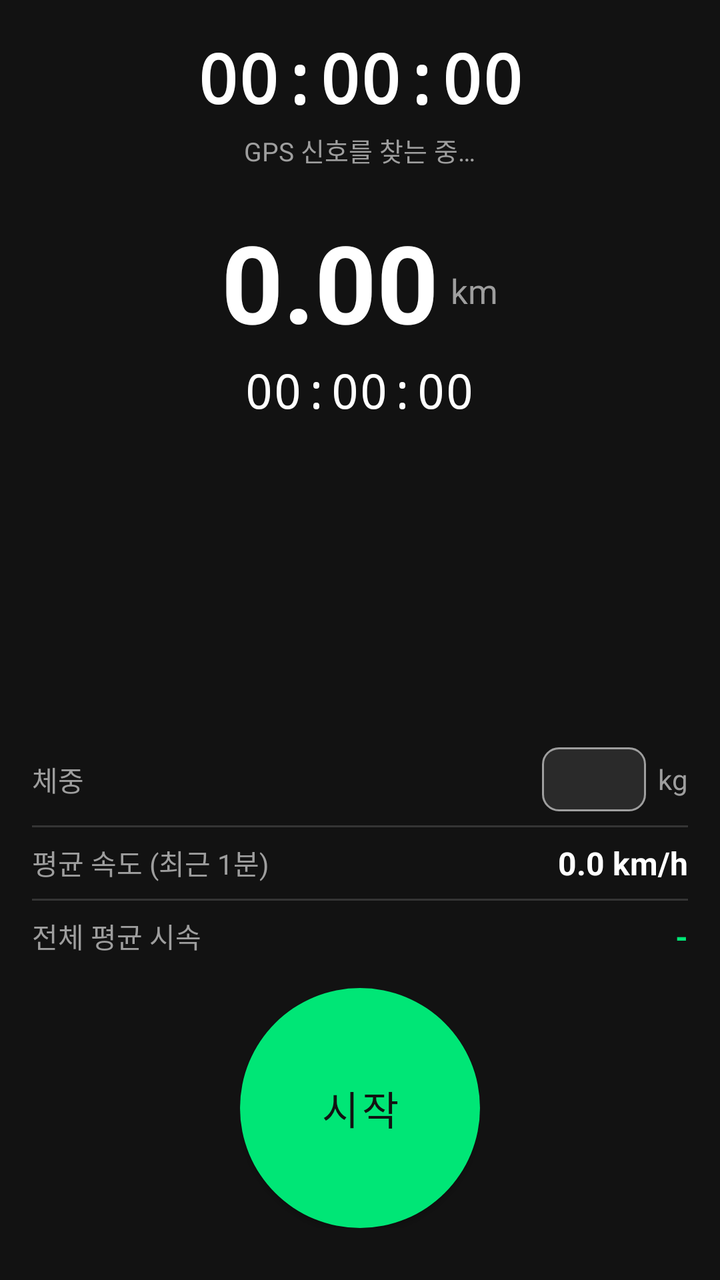
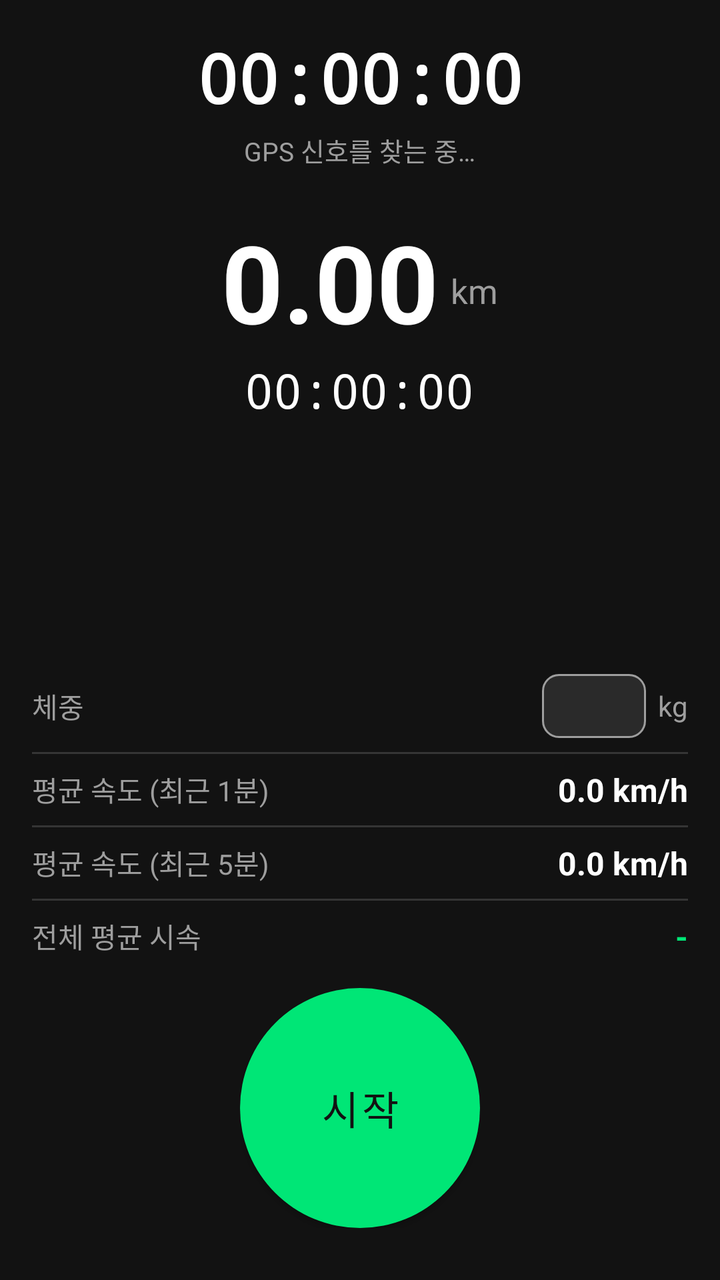

Compare the two renders of this Android layout. The source of the first and the diff that turns it into the second are given below.
<!-- AndroidManifest.xml: application theme Theme.ForianyuRunner -->
<!-- res/layout/activity_main.xml -->
<?xml version="1.0" encoding="utf-8"?>
<androidx.constraintlayout.widget.ConstraintLayout xmlns:android="http://schemas.android.com/apk/res/android"
    xmlns:app="http://schemas.android.com/apk/res-auto"
    android:layout_width="match_parent"
    android:layout_height="match_parent"
    android:background="@color/bg_top"
    android:fitsSystemWindows="true"
    android:padding="16dp">

    <ScrollView
        android:id="@+id/contentScroll"
        android:layout_width="match_parent"
        android:layout_height="0dp"
        android:layout_marginBottom="8dp"
        android:clipToPadding="false"
        android:fillViewport="true"
        android:scrollbars="none"
        app:layout_constraintTop_toTopOf="parent"
        app:layout_constraintBottom_toTopOf="@id/bottomButtonRow"
        app:layout_constraintStart_toStartOf="parent"
        app:layout_constraintEnd_toEndOf="parent">

    <LinearLayout
        android:id="@+id/contentColumn"
        android:layout_width="match_parent"
        android:layout_height="match_parent"
        android:orientation="vertical"
        android:gravity="center_horizontal">

        
        <LinearLayout
            android:layout_width="wrap_content"
            android:layout_height="wrap_content"
            android:gravity="center_horizontal"
            android:orientation="vertical">

            <TextView
                android:id="@+id/currentTimeText"
                android:layout_width="wrap_content"
                android:layout_height="wrap_content"
                android:fontFamily="monospace"
                android:text="00:00:00"
                android:textColor="@color/text_primary"
                android:textSize="34sp"
                android:textStyle="bold" />

            <TextView
                android:id="@+id/statusText"
                android:layout_width="wrap_content"
                android:layout_height="wrap_content"
                android:layout_marginTop="4dp"
                android:gravity="center"
                android:text="@string/waiting_for_gps"
                android:textColor="@color/text_secondary"
                android:textSize="13sp" />
        </LinearLayout>

        
        <LinearLayout
            android:layout_width="wrap_content"
            android:layout_height="wrap_content"
            android:layout_marginTop="20dp"
            android:gravity="center_horizontal"
            android:orientation="vertical">

            <LinearLayout
                android:layout_width="wrap_content"
                android:layout_height="wrap_content"
                android:gravity="bottom"
                android:orientation="horizontal">

                <TextView
                    android:id="@+id/distanceValueText"
                    android:layout_width="wrap_content"
                    android:layout_height="wrap_content"
                    android:text="0.00"
                    android:textColor="@color/text_primary"
                    android:textSize="54sp"
                    android:textStyle="bold" />

                <TextView
                    android:id="@+id/distanceUnitText"
                    android:layout_width="wrap_content"
                    android:layout_height="wrap_content"
                    android:layout_marginStart="6dp"
                    android:layout_marginBottom="10dp"
                    android:text="@string/distance_unit"
                    android:textColor="@color/text_secondary"
                    android:textSize="17sp" />
            </LinearLayout>

            <TextView
                android:id="@+id/timeValueText"
                android:layout_width="wrap_content"
                android:layout_height="wrap_content"
                android:layout_marginTop="2dp"
                android:fontFamily="monospace"
                android:text="00:00:00"
                android:textColor="@color/text_primary"
                android:textSize="24sp" />
        </LinearLayout>

        
        <LinearLayout
            android:id="@+id/stageCard"
            android:layout_width="match_parent"
            android:layout_height="wrap_content"
            android:layout_marginTop="22dp"
            android:background="@drawable/bg_card"
            android:orientation="vertical"
            android:padding="10dp"
            android:visibility="gone">

            <LinearLayout
                android:layout_width="match_parent"
                android:layout_height="wrap_content"
                android:orientation="horizontal">

                <TextView style="@style/StageHeadFirst" android:text="@string/stage_col_label" />
                <TextView style="@style/StageHead" android:text="@string/stage_col_start" />
                <TextView style="@style/StageHead" android:text="@string/stage_col_end" />
                <TextView style="@style/StageHead" android:text="@string/stage_col_duration" />
                <TextView style="@style/StageHead" android:text="@string/stage_col_distance" />
                <TextView style="@style/StageHead" android:text="@string/stage_col_speed" />
            </LinearLayout>

            <LinearLayout
                android:id="@+id/prevStageRow"
                android:layout_width="match_parent"
                android:layout_height="wrap_content"
                android:layout_marginTop="4dp"
                android:orientation="horizontal"
                android:visibility="gone">

                <TextView
                    style="@style/StageCellFirst"
                    android:text="@string/stage_prev_label"
                    android:textColor="@color/text_secondary" />
                <TextView android:id="@+id/prevStageStartText" style="@style/StageCell" />
                <TextView android:id="@+id/prevStageEndText" style="@style/StageCell" />
                <TextView android:id="@+id/prevStageDurationText" style="@style/StageCell" />
                <TextView android:id="@+id/prevStageDistanceText" style="@style/StageCell" />
                <TextView android:id="@+id/prevStageSpeedText" style="@style/StageCell" />
            </LinearLayout>

            <LinearLayout
                android:id="@+id/currentStageRow"
                android:layout_width="match_parent"
                android:layout_height="wrap_content"
                android:layout_marginTop="4dp"
                android:background="@drawable/bg_stage_current"
                android:orientation="horizontal"
                android:paddingTop="4dp"
                android:paddingBottom="4dp">

                <TextView
                    style="@style/StageCellFirst"
                    android:text="@string/stage_current_label"
                    android:textColor="@color/accent" />
                <TextView
                    android:id="@+id/currentStageStartText"
                    style="@style/StageCell"
                    android:textColor="@color/accent" />
                <TextView
                    style="@style/StageCell"
                    android:text="@string/stage_in_progress"
                    android:textColor="@color/accent" />
                <TextView
                    android:id="@+id/currentStageDurationText"
                    style="@style/StageCell"
                    android:textColor="@color/accent" />
                <TextView
                    android:id="@+id/currentStageDistanceText"
                    style="@style/StageCell"
                    android:textColor="@color/accent" />
                <TextView
                    android:id="@+id/currentStageSpeedText"
                    style="@style/StageCell"
                    android:textColor="@color/accent" />
            </LinearLayout>
        </LinearLayout>

        <Space
            android:layout_width="0dp"
            android:layout_height="0dp"
            android:layout_weight="1" />

        
        <LinearLayout
            android:layout_width="match_parent"
            android:layout_height="wrap_content"
            android:orientation="vertical">

            <LinearLayout
                android:layout_width="match_parent"
                android:layout_height="wrap_content"
                android:gravity="center_vertical"
                android:orientation="horizontal"
                android:paddingTop="7dp"
                android:paddingBottom="7dp">

                <TextView
                    android:layout_width="0dp"
                    android:layout_height="wrap_content"
                    android:layout_weight="1"
                    android:text="@string/weight_label"
                    android:textColor="@color/text_secondary"
                    android:textSize="14sp" />

                <EditText
                    android:id="@+id/weightInput"
                    android:layout_width="52dp"
                    android:layout_height="32dp"
                    android:background="@drawable/bg_pill_stroke"
                    android:gravity="center"
                    android:imeOptions="actionDone"
                    android:inputType="number"
                    android:maxLength="3"
                    android:paddingStart="2dp"
                    android:paddingEnd="2dp"
                    android:textColor="@color/text_primary"
                    android:textSize="14sp" />

                <TextView
                    android:layout_width="wrap_content"
                    android:layout_height="wrap_content"
                    android:layout_marginStart="6dp"
                    android:text="@string/weight_unit"
                    android:textColor="@color/text_secondary"
                    android:textSize="14sp" />
            </LinearLayout>

            <View style="@style/TableDivider" />

            <LinearLayout style="@style/TableRow">

                <TextView
                    style="@style/TableLabel"
                    android:text="@string/avg_speed_label" />

                <TextView
                    android:id="@+id/avgSpeedValueText"
                    style="@style/TableValue"
                    android:text="0.0 km/h" />
            </LinearLayout>

            <View style="@style/TableDivider" />

            <LinearLayout style="@style/TableRow">

                <TextView
                    style="@style/TableLabel"
                    android:text="@string/overall_avg_speed_label" />

                <TextView
                    android:id="@+id/overallAvgSpeedValueText"
                    style="@style/TableValue"
                    android:textColor="@color/accent"
                    android:text="-" />
            </LinearLayout>
        </LinearLayout>
    </LinearLayout>
    </ScrollView>

    <LinearLayout
        android:id="@+id/bottomButtonRow"
        android:layout_width="wrap_content"
        android:layout_height="wrap_content"
        android:layout_marginBottom="10dp"
        android:gravity="center_vertical"
        android:orientation="horizontal"
        app:layout_constraintBottom_toBottomOf="parent"
        app:layout_constraintStart_toStartOf="parent"
        app:layout_constraintEnd_toEndOf="parent">

        <com.google.android.material.button.MaterialButton
            android:id="@+id/nextStageButton"
            style="@style/Widget.MaterialComponents.Button.OutlinedButton"
            android:layout_width="130dp"
            android:layout_height="56dp"
            android:layout_marginEnd="14dp"
            android:insetTop="0dp"
            android:insetBottom="0dp"
            android:text="@string/next_stage"
            android:textSize="15sp"
            android:textColor="@color/accent"
            android:visibility="gone"
            app:cornerRadius="28dp"
            app:strokeColor="@color/accent"
            app:strokeWidth="1.5dp"
            app:rippleColor="@color/accent" />

        <com.google.android.material.button.MaterialButton
            android:id="@+id/startButton"
            android:layout_width="120dp"
            android:layout_height="120dp"
            android:insetTop="0dp"
            android:insetBottom="0dp"
            android:text="@string/start"
            android:textSize="20sp"
            android:textColor="@color/bg_top"
            app:backgroundTint="@color/accent"
            app:cornerRadius="60dp" />
    </LinearLayout>

</androidx.constraintlayout.widget.ConstraintLayout>
<!-- resources referenced by this layout -->
<resources>
  <color name="accent">#00E676</color>
  <color name="bg_top">#121212</color>
  <color name="text_primary">#FFFFFF</color>
  <color name="text_secondary">#9E9E9E</color>
  <!-- drawable bg_card (drawable) -->
  <?xml version="1.0" encoding="utf-8"?>
  <shape xmlns:android="http://schemas.android.com/apk/res/android"
      android:shape="rectangle">
      <corners android:radius="12dp" />
      <solid android:color="@color/card_bg" />
      <stroke android:width="1dp" android:color="@color/card_border" />
  </shape>
  <!-- drawable bg_pill_stroke (drawable) -->
  <?xml version="1.0" encoding="utf-8"?>
  <shape xmlns:android="http://schemas.android.com/apk/res/android"
      android:shape="rectangle">
      <corners android:radius="8dp" />
      <solid android:color="#1AFFFFFF" />
      <stroke android:width="1dp" android:color="@color/text_secondary" />
  </shape>
  <!-- drawable bg_stage_current (drawable) -->
  <?xml version="1.0" encoding="utf-8"?>
  <shape xmlns:android="http://schemas.android.com/apk/res/android"
      android:shape="rectangle">
      <corners android:radius="8dp" />
      <solid android:color="#1400E676" />
  </shape>
  <string name="avg_speed_label">평균 속도 (최근 1분)</string>
  <string name="distance_unit">km</string>
  <string name="next_stage">다음 단계</string>
  <string name="overall_avg_speed_label">전체 평균 시속</string>
  <string name="stage_col_distance">거리(km)</string>
  <string name="stage_col_duration">시간</string>
  <string name="stage_col_end">종료</string>
  <string name="stage_col_label">단계</string>
  <string name="stage_col_speed">시속(km/h)</string>
  <string name="stage_col_start">시작</string>
  <string name="stage_current_label">현재</string>
  <string name="stage_in_progress">진행중</string>
  <string name="stage_prev_label">이전</string>
  <string name="start">시작</string>
  <string name="waiting_for_gps">GPS 신호를 찾는 중…</string>
  <string name="weight_label">체중</string>
  <string name="weight_unit">kg</string>
  <style name="StageCellFirst">
          <item name="android:layout_width">0dp</item>
          <item name="android:layout_height">wrap_content</item>
          <item name="android:layout_weight">0.7</item>
          <item name="android:textSize">11sp</item>
          <item name="android:textStyle">bold</item>
          <item name="android:gravity">start</item>
      </style>
  <style name="TableDivider">
          <item name="android:layout_width">match_parent</item>
          <item name="android:layout_height">1dp</item>
          <item name="android:background">@color/divider</item>
      </style>
  <style name="TableLabel">
          <item name="android:layout_width">0dp</item>
          <item name="android:layout_height">wrap_content</item>
          <item name="android:layout_weight">1</item>
          <item name="android:textColor">@color/text_secondary</item>
          <item name="android:textSize">14sp</item>
      </style>
  <style name="TableValue">
          <item name="android:layout_width">wrap_content</item>
          <item name="android:layout_height">wrap_content</item>
          <item name="android:textColor">@color/text_primary</item>
          <item name="android:textSize">16sp</item>
          <item name="android:textStyle">bold</item>
      </style>
  <style name="Theme.ForianyuRunner" parent="Theme.MaterialComponents.DayNight.NoActionBar">
          <item name="android:statusBarColor">@color/bg_top</item>
          <item name="android:windowBackground">@color/bg_top</item>
          <item name="colorPrimary">@color/accent</item>
      </style>
  <color name="card_bg">#0AFFFFFF</color>
  <color name="card_border">#1AFFFFFF</color>
  <color name="text_tertiary">#6E6E6E</color>
  <color name="divider">#26FFFFFF</color>
</resources>

<!-- the commit's change to res/layout/activity_main.xml (unified diff, before → after) -->
@@ -240,6 +240,20 @@
 
                 <TextView
                     android:id="@+id/avgSpeedValueText"
+                    style="@style/TableValue"
+                    android:text="0.0 km/h" />
+            </LinearLayout>
+
+            <View style="@style/TableDivider" />
+
+            <LinearLayout style="@style/TableRow">
+
+                <TextView
+                    style="@style/TableLabel"
+                    android:text="@string/avg_speed_5min_label" />
+
+                <TextView
+                    android:id="@+id/avgSpeed5MinValueText"
                     style="@style/TableValue"
                     android:text="0.0 km/h" />
             </LinearLayout>
<!-- resource entries referenced after the edit -->
@@ -27,6 +27,7 @@
       <corners android:radius="8dp" />
       <solid android:color="#1400E676" />
   </shape>
+  <string name="avg_speed_5min_label">평균 속도 (최근 5분)</string>
   <string name="avg_speed_label">평균 속도 (최근 1분)</string>
   <string name="distance_unit">km</string>
   <string name="next_stage">다음 단계</string>
